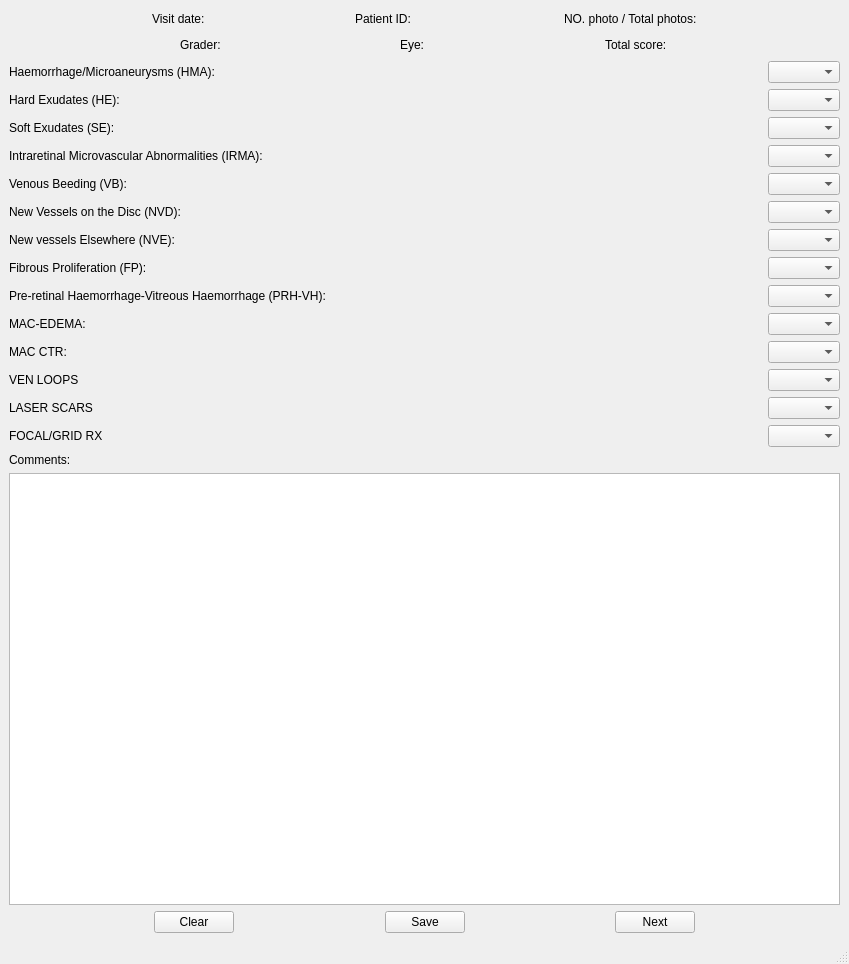
First picture: the form in GradWidget.ui, repository xujialiu/ETDR-grading-app, before the edit.
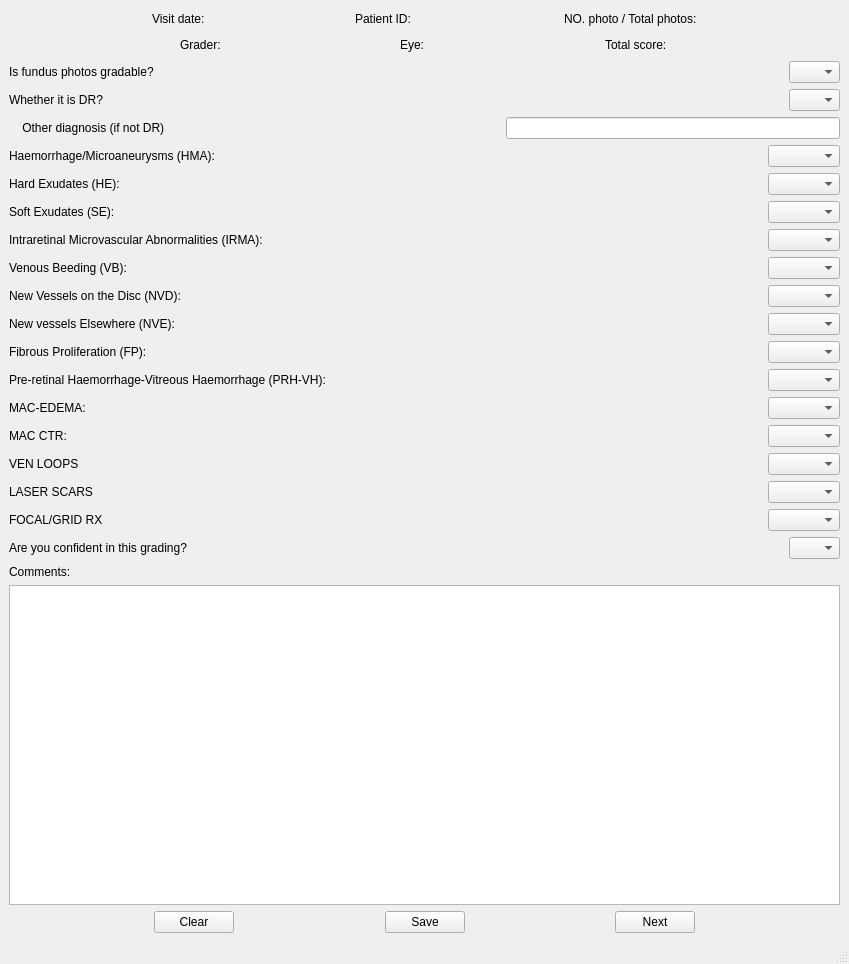
Second picture: the form after the edit.

Commit message: feat: add option including `is gradable`, `is DR`, `other diagnosis`, `is confident`

Patch:
```diff
--- a/GradWidget.ui
+++ b/GradWidget.ui
@@ -14,10 +14,10 @@
    <string>MainWindow</string>
   </property>
   <widget class="QWidget" name="centralwidget">
-   <layout class="QVBoxLayout" name="verticalLayout_4">
-    <item>
      <layout class="QVBoxLayout" name="verticalLayout_3">
       <item>
+     <layout class="QVBoxLayout" name="verticalLayout_2">
+      <item>
        <layout class="QHBoxLayout" name="horizontalLayout_2">
         <item>
          <spacer name="horizontalSpacer_25">
@@ -172,7 +172,114 @@
        </layout>
       </item>
       <item>
-       <layout class="QVBoxLayout" name="verticalLayout_2">
+       <layout class="QHBoxLayout" name="horizontalLayout_4">
+        <item>
+         <widget class="QLabel" name="label">
+          <property name="text">
+           <string>Is fundus photos gradable?</string>
+          </property>
+         </widget>
+        </item>
+        <item>
+         <spacer name="horizontalSpacer_28">
+          <property name="orientation">
+           <enum>Qt::Horizontal</enum>
+          </property>
+          <property name="sizeHint" stdset="0">
+           <size>
+            <width>40</width>
+            <height>20</height>
+           </size>
+          </property>
+         </spacer>
+        </item>
+        <item>
+         <widget class="QComboBox" name="comboBox_gradable">
+          <property name="currentIndex">
+           <number>-1</number>
+          </property>
+          <item>
+           <property name="text">
+            <string>Yes</string>
+           </property>
+          </item>
+          <item>
+           <property name="text">
+            <string>No</string>
+           </property>
+          </item>
+         </widget>
+        </item>
+       </layout>
+      </item>
+      <item>
+       <layout class="QHBoxLayout" name="horizontalLayout_18">
+        <item>
+         <widget class="QLabel" name="label_19">
+          <property name="text">
+           <string>Whether it is DR?</string>
+          </property>
+         </widget>
+        </item>
+        <item>
+         <spacer name="horizontalSpacer_30">
+          <property name="orientation">
+           <enum>Qt::Horizontal</enum>
+          </property>
+          <property name="sizeHint" stdset="0">
+           <size>
+            <width>40</width>
+            <height>20</height>
+           </size>
+          </property>
+         </spacer>
+        </item>
+        <item>
+         <widget class="QComboBox" name="comboBox_is_dr">
+          <property name="currentIndex">
+           <number>-1</number>
+          </property>
+          <item>
+           <property name="text">
+            <string>Yes</string>
+           </property>
+          </item>
+          <item>
+           <property name="text">
+            <string>No</string>
+           </property>
+          </item>
+         </widget>
+        </item>
+       </layout>
+      </item>
+      <item>
+       <layout class="QHBoxLayout" name="horizontalLayout_3">
+        <item>
+         <widget class="QLabel" name="label_2">
+          <property name="text">
+           <string>    Other diagnosis (if not DR)</string>
+          </property>
+         </widget>
+        </item>
+        <item>
+         <spacer name="horizontalSpacer_27">
+          <property name="orientation">
+           <enum>Qt::Horizontal</enum>
+          </property>
+          <property name="sizeHint" stdset="0">
+           <size>
+            <width>40</width>
+            <height>20</height>
+           </size>
+          </property>
+         </spacer>
+        </item>
+        <item>
+         <widget class="QLineEdit" name="lineEdit_other_diagnosis"/>
+        </item>
+       </layout>
+      </item>
         <item>
          <layout class="QHBoxLayout" name="horizontalLayout_21">
           <item>
@@ -573,6 +680,47 @@
           </item>
          </layout>
         </item>
+      <item>
+       <layout class="QHBoxLayout" name="horizontalLayout_5">
+        <item>
+         <widget class="QLabel" name="label_3">
+          <property name="text">
+           <string>Are you confident in this grading?</string>
+          </property>
+         </widget>
+        </item>
+        <item>
+         <spacer name="horizontalSpacer_29">
+          <property name="orientation">
+           <enum>Qt::Horizontal</enum>
+          </property>
+          <property name="sizeHint" stdset="0">
+           <size>
+            <width>40</width>
+            <height>20</height>
+           </size>
+          </property>
+         </spacer>
+        </item>
+        <item>
+         <widget class="QComboBox" name="comboBox_confident">
+          <property name="currentIndex">
+           <number>-1</number>
+          </property>
+          <item>
+           <property name="text">
+            <string>Yes</string>
+           </property>
+          </item>
+          <item>
+           <property name="text">
+            <string>No</string>
+           </property>
+          </item>
+         </widget>
+        </item>
+       </layout>
+      </item>
         <item>
          <layout class="QVBoxLayout" name="verticalLayout">
           <item>
@@ -584,8 +732,6 @@
           </item>
           <item>
            <widget class="QTextEdit" name="textEdit_comment"/>
-          </item>
-         </layout>
         </item>
        </layout>
       </item>
```
Lines whose indentation alone changed are shown as unchanged. The commit also changes 4 other files.
